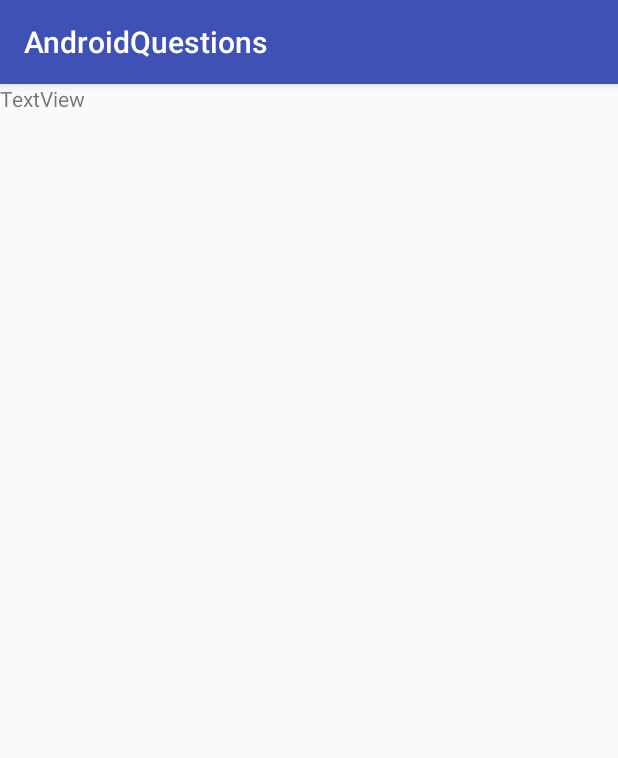
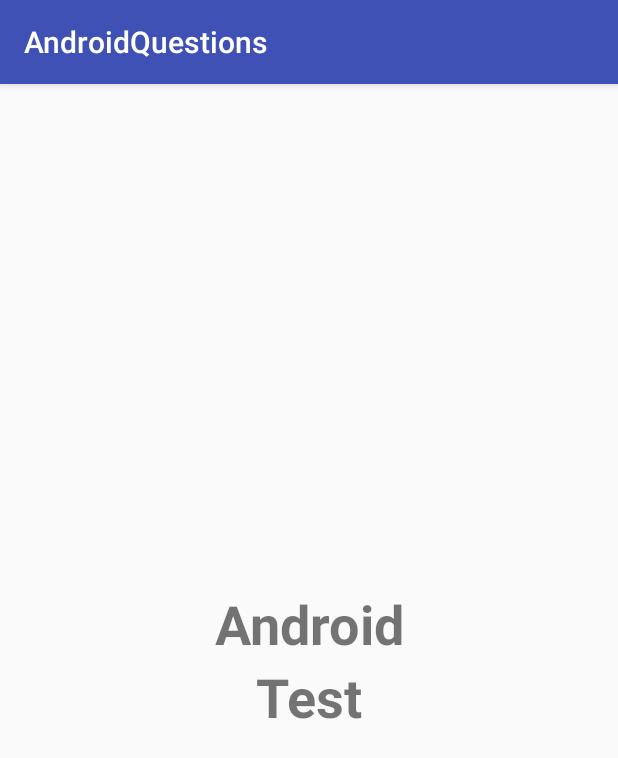
Before and after one commit to mkrol91/AndroidQuestions, an Android app: the screen it shows after launch (SplashActivity), on a phone screen of 412 x 824 dp. Shown: the top 758 px of the screen. Run offline under Robolectric (Android 15) with nearby library versions, the phone set to English and light mode, and no system bars.

Commit message:
Styled  text headers; refactoring, extracted styles etc.

```diff
--- a/app/src/main/java/com/example/mirek/androidquestions/splash/SplashFragment.kt
+++ b/app/src/main/java/com/example/mirek/androidquestions/splash/SplashFragment.kt
@@ -14,7 +14,7 @@ class SplashFragment : Fragment() {
     }
 
     override fun onCreateView(inflater: LayoutInflater, container: ViewGroup?, savedInstanceState: Bundle?): View? {
-        return inflater.inflate(R.layout.splash_fragment, container, false)
+        return inflater.inflate(R.layout.splash_fragment_final, container, false)
     }
 
     companion object {
--- a/app/src/main/res/layout/splash_fragment.xml
+++ /dev/null
@@ -1,11 +0,0 @@
-<?xml version="1.0" encoding="utf-8"?>
-<android.support.constraint.ConstraintLayout xmlns:android="http://schemas.android.com/apk/res/android"
-    android:layout_width="match_parent"
-    android:layout_height="match_parent">
-
-    <TextView
-        android:id="@+id/textView"
-        android:layout_width="wrap_content"
-        android:layout_height="wrap_content"
-        android:text="TextView" />
-</android.support.constraint.ConstraintLayout>
--- /dev/null
+++ b/app/src/main/res/layout/splash_fragment_final.xml
@@ -0,0 +1,32 @@
+<?xml version="1.0" encoding="utf-8"?>
+<android.support.constraint.ConstraintLayout xmlns:android="http://schemas.android.com/apk/res/android"
+    xmlns:app="http://schemas.android.com/apk/res-auto"
+    android:id="@+id/splash_root"
+    android:layout_width="match_parent"
+    android:layout_height="match_parent">
+
+    <TextView
+        android:id="@+id/androidHeaderSplash"
+        style="@style/SplashHeader"
+        android:layout_width="wrap_content"
+        android:layout_height="wrap_content"
+        android:text="@string/android_header_splash"
+        app:layout_constraintBottom_toTopOf="@id/testHeaderSplash"
+        app:layout_constraintEnd_toEndOf="parent"
+        app:layout_constraintStart_toStartOf="parent"
+        app:layout_constraintTop_toBottomOf="@id/testHeaderSplash"
+        app:layout_constraintTop_toTopOf="parent"
+        app:layout_constraintVertical_chainStyle="packed" />
+
+    <TextView
+        android:id="@+id/testHeaderSplash"
+        style="@style/SplashHeader"
+        android:layout_width="wrap_content"
+        android:layout_height="wrap_content"
+        android:text="@string/test_header_splash"
+        app:layout_constraintBottom_toBottomOf="parent"
+        app:layout_constraintEnd_toEndOf="parent"
+        app:layout_constraintStart_toStartOf="parent"
+        app:layout_constraintTop_toBottomOf="@id/androidHeaderSplash" />
+
+</android.support.constraint.ConstraintLayout>
--- /dev/null
+++ b/app/src/main/res/values/dimens.xml
@@ -0,0 +1,4 @@
+<?xml version="1.0" encoding="utf-8"?>
+<resources>
+    <dimen name="h1_text_size">36sp</dimen>
+</resources>
--- a/app/src/main/res/values/strings.xml
+++ b/app/src/main/res/values/strings.xml
@@ -1,3 +1,5 @@
 <resources>
     <string name="app_name">AndroidQuestions</string>
+    <string name="android_header_splash">Android</string>
+    <string name="test_header_splash">Test</string>
 </resources>
--- a/app/src/main/res/values/styles.xml
+++ b/app/src/main/res/values/styles.xml
@@ -8,4 +8,9 @@
         <item name="colorAccent">@color/colorAccent</item>
     </style>
 
+    <style name="SplashHeader">
+        <item name="android:textSize">@dimen/h1_text_size</item>
+        <item name="android:textStyle">bold</item>
+    </style>
+
 </resources>
```
